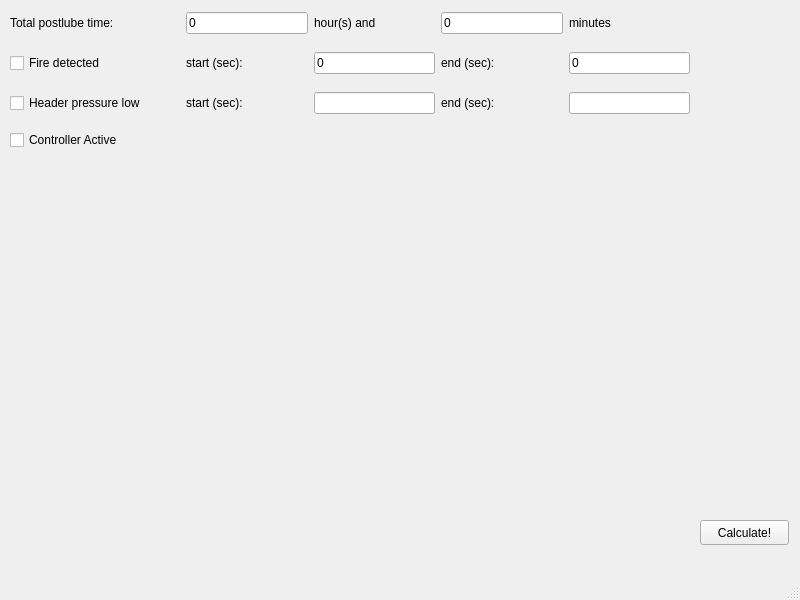
Old version of the form mainwindow.ui in the repository tvb2/Backup_1.
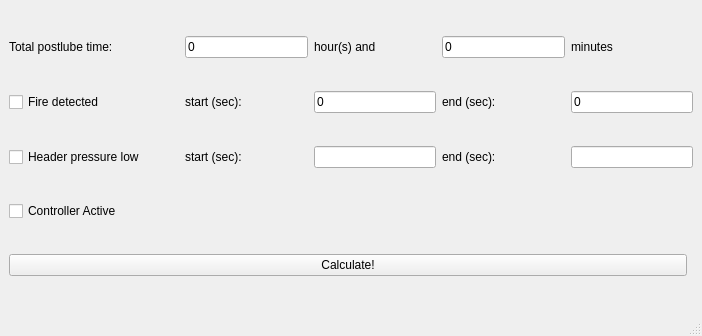
New version of the form.

Commit message: Changed displayed status on the plot from numbers to words

Diff of the .ui file:
```diff
--- a/mainwindow.ui
+++ b/mainwindow.ui
@@ -6,8 +6,8 @@
    <rect>
     <x>0</x>
     <y>0</y>
-    <width>800</width>
-    <height>600</height>
+    <width>702</width>
+    <height>336</height>
    </rect>
   </property>
   <property name="sizePolicy">
@@ -20,53 +20,8 @@
    <string>Backup system simulation</string>
   </property>
   <widget class="QWidget" name="centralwidget">
-   <widget class="QPushButton" name="btnCalculate">
-    <property name="geometry">
-     <rect>
-      <x>700</x>
-      <y>520</y>
-      <width>89</width>
-      <height>25</height>
-     </rect>
-    </property>
-    <property name="text">
-     <string>Calculate!</string>
-    </property>
-   </widget>
-   <widget class="QCheckBox" name="ckBxControllerActive">
-    <property name="geometry">
-     <rect>
-      <x>10</x>
-      <y>130</y>
-      <width>150</width>
-      <height>20</height>
-     </rect>
-    </property>
-    <property name="sizePolicy">
-     <sizepolicy hsizetype="Expanding" vsizetype="Fixed">
-      <horstretch>0</horstretch>
-      <verstretch>0</verstretch>
-     </sizepolicy>
-    </property>
-    <property name="minimumSize">
-     <size>
-      <width>150</width>
-      <height>0</height>
-     </size>
-    </property>
-    <property name="text">
-     <string>Controller Active</string>
-    </property>
-   </widget>
-   <widget class="QWidget" name="layoutWidget">
-    <property name="geometry">
-     <rect>
-      <x>10</x>
-      <y>10</y>
-      <width>680</width>
-      <height>27</height>
-     </rect>
-    </property>
+   <layout class="QGridLayout" name="gridLayout">
+    <item row="0" column="0" colspan="2">
     <layout class="QHBoxLayout" name="horizontalLayout">
      <item>
       <widget class="QLabel" name="lblTotalPostlubeTime">
@@ -164,16 +119,8 @@
       </widget>
      </item>
     </layout>
-   </widget>
-   <widget class="QWidget" name="layoutWidget">
-    <property name="geometry">
-     <rect>
-      <x>10</x>
-      <y>50</y>
-      <width>680</width>
-      <height>27</height>
-     </rect>
-    </property>
+    </item>
+    <item row="1" column="0" colspan="2">
     <layout class="QHBoxLayout" name="horizontalLayout_2">
      <item>
       <widget class="QCheckBox" name="ckBxFireDetected">
@@ -274,16 +221,8 @@
       </widget>
      </item>
     </layout>
-   </widget>
-   <widget class="QWidget" name="layoutWidget">
-    <property name="geometry">
-     <rect>
-      <x>10</x>
-      <y>90</y>
-      <width>680</width>
-      <height>27</height>
-     </rect>
-    </property>
+    </item>
+    <item row="2" column="0" colspan="2">
     <layout class="QHBoxLayout" name="horizontalLayout_3">
      <item>
       <widget class="QCheckBox" name="ckBxHeaderLo">
@@ -363,7 +302,34 @@
       </widget>
      </item>
     </layout>
-   </widget>
+    </item>
+    <item row="3" column="0">
+     <widget class="QCheckBox" name="ckBxControllerActive">
+      <property name="sizePolicy">
+       <sizepolicy hsizetype="Expanding" vsizetype="Fixed">
+        <horstretch>0</horstretch>
+        <verstretch>0</verstretch>
+       </sizepolicy>
+      </property>
+      <property name="minimumSize">
+       <size>
+        <width>150</width>
+        <height>0</height>
+       </size>
+      </property>
+      <property name="text">
+       <string>Controller Active</string>
+      </property>
+     </widget>
+    </item>
+    <item row="4" column="0">
+     <widget class="QPushButton" name="btnCalculate">
+      <property name="text">
+       <string>Calculate!</string>
+      </property>
+     </widget>
+    </item>
+   </layout>
   </widget>
   <widget class="QMenuBar" name="menubar">
    <property name="geometry">
```
Left out of the diff: 2 changed lines with no effect on the pictures. Lines whose indentation alone changed are shown as unchanged. The commit also changes 1 other file.
